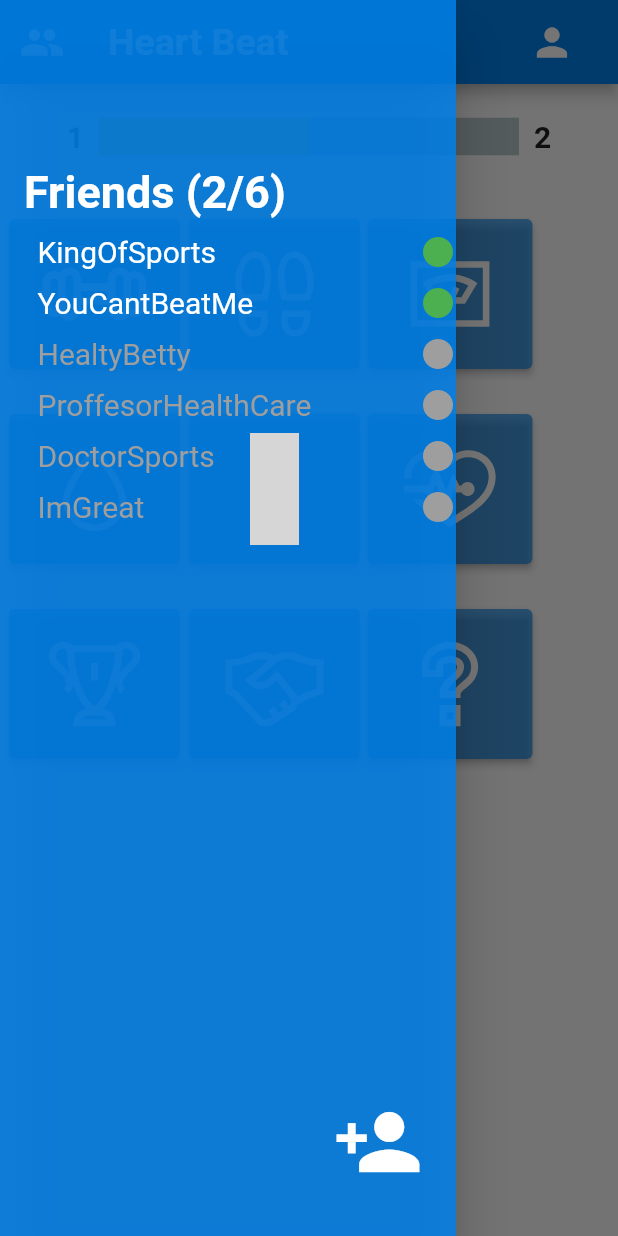
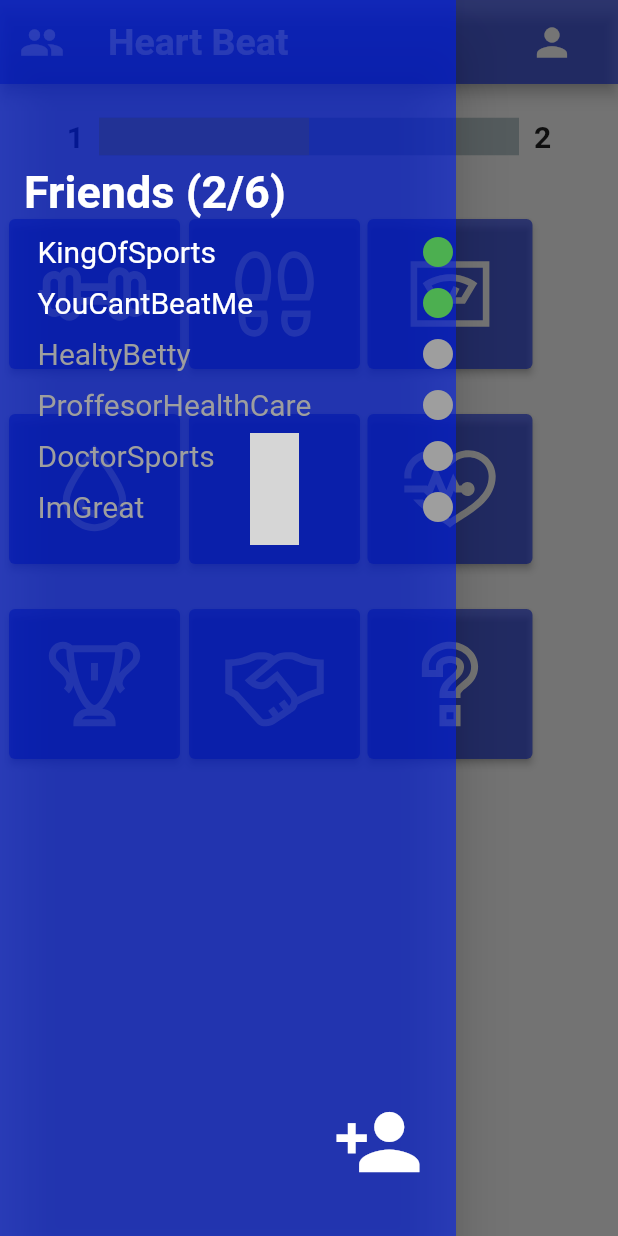
Before and after one commit to YushaCan/HeartBeat, a Flutter app: the screen it shows after launch, with the side drawer open, on a phone screen of 412 x 824 dp. Run offline on Flutter 3.47's test engine with Material 2 defaults, Android fonts, the phone set to English and light mode, and no system bars; drawn by our look-alikes of percent_indicator; our stand-ins replace another_flushbar, confetti, firebase_auth, firebase_core, firebase_database, fl_chart and 7 more; missing offline and left inert: cron, dart:ffi, is_first_run; accounts and stored records are empty; network calls fail; grey boxes are pictures that could not be loaded.

Commit message:
toparlamalar
toparlamalar

```diff
--- a/heart_beat/lib/Antreman2/Pages/ExerciseVideo.dart
+++ b/heart_beat/lib/Antreman2/Pages/ExerciseVideo.dart
@@ -19,7 +19,7 @@ class _ExerciseVideoState extends State<ExerciseVideo> {
      appBar: AppBar(
        title: Text("Exercise"),
        leading: IconButton(icon:Icon(Icons.arrow_back), onPressed: () {  },),
-       backgroundColor: Colors.lightBlueAccent,
+       backgroundColor: Color.fromRGBO(0, 31, 235,0.6),
      ),
        body: Container(
          // height: MediaQuery.of(context).size.height / 1.5,
--- a/heart_beat/lib/Challenge/friendsWidget.dart
+++ b/heart_beat/lib/Challenge/friendsWidget.dart
@@ -136,7 +136,7 @@ class _FriendsState extends State<Friends> {
   Widget build(BuildContext context) {
     return Scaffold(
       appBar: AppBar(
-        backgroundColor: Colors.lightBlueAccent,
+        backgroundColor: Color.fromRGBO(0, 31, 235,0.6),
         title: Text("Firends List"),
         titleTextStyle: TextStyle(
           fontSize: 25,
@@ -208,7 +208,7 @@ class _FriendsState extends State<Friends> {
           }
         },
         child: const Icon(Icons.navigate_next),
-        backgroundColor: Colors.lightBlueAccent,
+        backgroundColor: Color.fromRGBO(0, 31, 235,0.6),
       ),
 
     );
--- a/heart_beat/lib/FriendShip/FriendShipActions.dart
+++ b/heart_beat/lib/FriendShip/FriendShipActions.dart
@@ -1,6 +1,5 @@
 import 'package:firebase_auth/firebase_auth.dart';
 import 'package:firebase_database/firebase_database.dart';
-
 import 'GetUsersFireBase.dart';
 
 class UID{
--- a/heart_beat/lib/FriendShip/GetUsersFireBase.dart
+++ b/heart_beat/lib/FriendShip/GetUsersFireBase.dart
@@ -1,6 +1,7 @@
 import 'package:firebase_auth/firebase_auth.dart';
 import 'package:firebase_database/firebase_database.dart';
 import 'FriendShipActions.dart';
+
 Future<List<Userz>> showUSERS_LIST () async{
 
   List<Userz> Users = [];
@@ -9,7 +10,6 @@ Future<List<Userz>> showUSERS_LIST () async{
     value.snapshot.children.forEach((element) {
       Userz user = new Userz();
       element.children.forEach((element){
-        print(element.value);
           if(element.key=="uid"){
             user.uid = element.value.toString();
           }
--- a/heart_beat/lib/MainPages/FriendsList.dart
+++ b/heart_beat/lib/MainPages/FriendsList.dart
@@ -61,7 +61,7 @@ class _SideBarState extends State<SideBar> {
   @override
   Widget build(BuildContext context) {
     return Drawer(
-      backgroundColor: Color.fromRGBO(0, 129, 235, 0.85),
+      backgroundColor: Color.fromRGBO(0, 31, 235,0.6),
       child: Column(
         children: <Widget>[
           // COULD PLACED SIMPLE ACCOUNT INFORMATION LIKE PHOTOS AND MAIL ETC.
--- a/heart_beat/lib/MainPages/Leaderboard.dart
+++ b/heart_beat/lib/MainPages/Leaderboard.dart
@@ -13,7 +13,7 @@ class LeaderBoardPage extends StatelessWidget {
       title: 'LeaderBoard Page',
       home: Scaffold(
         appBar: AppBar(
-          backgroundColor: Colors.lightBlueAccent,
+          backgroundColor: Color.fromRGBO(0, 31, 235,0.6),
           title: Text("Leader Board"),
           titleTextStyle: TextStyle(
             fontSize: 25,
--- a/heart_beat/lib/MainPages/MainMenu.dart
+++ b/heart_beat/lib/MainPages/MainMenu.dart
@@ -1,6 +1,4 @@
 import 'dart:async';
-
-import 'package:cron/cron.dart';
 import 'package:flutter/material.dart';
 import 'package:heart_beat/Challenge/friendsWidget.dart';
 import 'package:heart_beat/Gamification/Gamification.dart';
@@ -23,11 +21,19 @@ class MainMenuPage extends StatelessWidget {
   Widget build(BuildContext context) {
     return MaterialApp(
         title: 'Heart Beat',
-        home: Scaffold(
+        home: new WillPopScope(
+          onWillPop: () async{
+            Navigator.push(
+              context,
+              MaterialPageRoute(builder: (context) => MainMenuPage()),
+            );
+            return true;
+          },
+          child: Scaffold(
             key: _key,
             drawer: SideBar(),
             appBar: AppBar(
-            backgroundColor: Color.fromRGBO(0, 129, 235, 92),
+              backgroundColor: Color.fromRGBO(0, 31, 235,0.6),
               // For Friends List on AppBar
               leading: IconButton(
                 // Open Friends list
@@ -62,7 +68,9 @@ class MainMenuPage extends StatelessWidget {
               ],
             ),
             body: MainMenu(),
-        ));
+          ),
+        ),
+);
   }
 }
 
@@ -81,7 +89,7 @@ class _MainMenuState extends State<MainMenu> {
   @override
   void initState() {
     super.initState();
-    timer = Timer.periodic(Duration(seconds: 30), (Timer t) => MarkAsNotDone());
+    timer = Timer.periodic(Duration(hours: 24), (Timer t) => MarkAsNotDone());
   }
   // Each level's experience points & numbers
   double levelExp = Gamification.experiencePoint;
@@ -143,7 +151,7 @@ class _MainMenuState extends State<MainMenu> {
                   child: ElevatedButton(
                     style: ButtonStyle(
                       backgroundColor: MaterialStateProperty.all<Color>(
-                          Color.fromRGBO(0, 129, 235, 0.639)),
+                          Color.fromRGBO(0, 31, 235,0.6)),
                     ),
                     child: Transform.rotate(
                       angle: math.pi / 4,
@@ -176,7 +184,7 @@ class _MainMenuState extends State<MainMenu> {
                   child: ElevatedButton(
                     style: ButtonStyle(
                       backgroundColor: MaterialStateProperty.all<Color>(
-                          Color.fromRGBO(0, 129, 235, 0.639)),
+                          Color.fromRGBO(0, 31, 235,0.6)),
                     ),
                     child: Align(
                       alignment: Alignment(0.0, 0.0),
@@ -210,7 +218,7 @@ class _MainMenuState extends State<MainMenu> {
                   child: ElevatedButton(
                     style: ButtonStyle(
                       backgroundColor: MaterialStateProperty.all<Color>(
-                          Color.fromRGBO(0, 129, 235, 0.639)),
+                          Color.fromRGBO(0, 31, 235,0.6)),
                     ),
                     child: Icon(
                       //FontAwesomeIcons.weight,
@@ -241,7 +249,7 @@ class _MainMenuState extends State<MainMenu> {
                   child: ElevatedButton(
                     style: ButtonStyle(
                       backgroundColor: MaterialStateProperty.all<Color>(
-                          Color.fromRGBO(0, 129, 235, 0.639)),
+                          Color.fromRGBO(0, 31, 235,0.6)),
                     ),
                     child: Icon(
                       LineIcons.tint,
@@ -270,7 +278,7 @@ class _MainMenuState extends State<MainMenu> {
                   child: ElevatedButton(
                     style: ButtonStyle(
                       backgroundColor: MaterialStateProperty.all<Color>(
-                          Color.fromRGBO(0, 129, 235, 0.639)),
+                          Color.fromRGBO(0, 31, 235,0.6)),
                     ),
                     child: Icon(
                       LineIcons.fruitApple,
@@ -296,7 +304,7 @@ class _MainMenuState extends State<MainMenu> {
                   child: ElevatedButton(
                     style: ButtonStyle(
                       backgroundColor: MaterialStateProperty.all<Color>(
-                          Color.fromRGBO(0, 129, 235, 0.639)),
+                          Color.fromRGBO(0, 31, 235,0.6)),
                     ),
                     child: Icon(
                       LineIcons.heartbeat,
@@ -326,7 +334,7 @@ class _MainMenuState extends State<MainMenu> {
                   child: ElevatedButton(
                     style: ButtonStyle(
                       backgroundColor: MaterialStateProperty.all<Color>(
-                          Color.fromRGBO(0, 129, 235, 0.639)),
+                          Color.fromRGBO(0, 31, 235,0.6)),
                     ),
                     child: Icon(
                       LineIcons.trophy,
@@ -356,7 +364,7 @@ class _MainMenuState extends State<MainMenu> {
                   child: ElevatedButton(
                     style: ButtonStyle(
                       backgroundColor: MaterialStateProperty.all<Color>(
-                          Color.fromRGBO(0, 129, 235, 0.639)),
+                          Color.fromRGBO(0, 31, 235,0.6)),
                     ),
                     child: Icon(
                       LineIcons.handshake,
@@ -386,7 +394,7 @@ class _MainMenuState extends State<MainMenu> {
                   child: ElevatedButton(
                     style: ButtonStyle(
                       backgroundColor: MaterialStateProperty.all<Color>(
-                          Color.fromRGBO(0, 129, 235, 0.639)),
+                          Color.fromRGBO(0, 31, 235,0.6)),
                     ),
                     child: Icon(
                       LineIcons.question,
--- a/heart_beat/lib/MainPages/WaterPage.dart
+++ b/heart_beat/lib/MainPages/WaterPage.dart
@@ -15,7 +15,7 @@ class WaterPage extends StatelessWidget {
       home: Scaffold(
         appBar: AppBar(
           title: Text("Water Management"),
-          backgroundColor: Colors.lightBlue,
+          backgroundColor: Color.fromRGBO(0, 31, 235,0.6),
           leading: IconButton(
             onPressed: () => Navigator.pop(context),
             icon: Icon(Icons.arrow_back),
@@ -116,7 +116,7 @@ class _WaterPageContentState extends State<WaterPageContent>
               value: animationController.value,
               direction: Axis.vertical,
               backgroundColor: Colors.white,
-              valueColor: AlwaysStoppedAnimation(Colors.blue),
+              valueColor: AlwaysStoppedAnimation(Color.fromRGBO(0, 31, 235,0.6)),
               center: Text(
                 "${percentage.toStringAsFixed(0)}%",
                 style: TextStyle(
```
Also changed, not shown: heart_beat/lib/Antreman2/ExerciseCounter/CongratulationsWidget.dart (+14 -1 lines), heart_beat/lib/Antreman2/ExerciseCounter/Counter.dart (+90 -10 lines), heart_beat/lib/Antreman2/Pages/ExercisesOfSetPage.dart (+12 -15 lines), heart_beat/lib/FriendShip/FriendRequestsWidget.dart (+12 -3 lines), heart_beat/lib/MainPages/AddFriendsPage.dart (+22 -3 lines), heart_beat/lib/MainPages/ProfilePage.dart (+25 -7 lines). Lines whose indentation alone changed are shown as unchanged.
